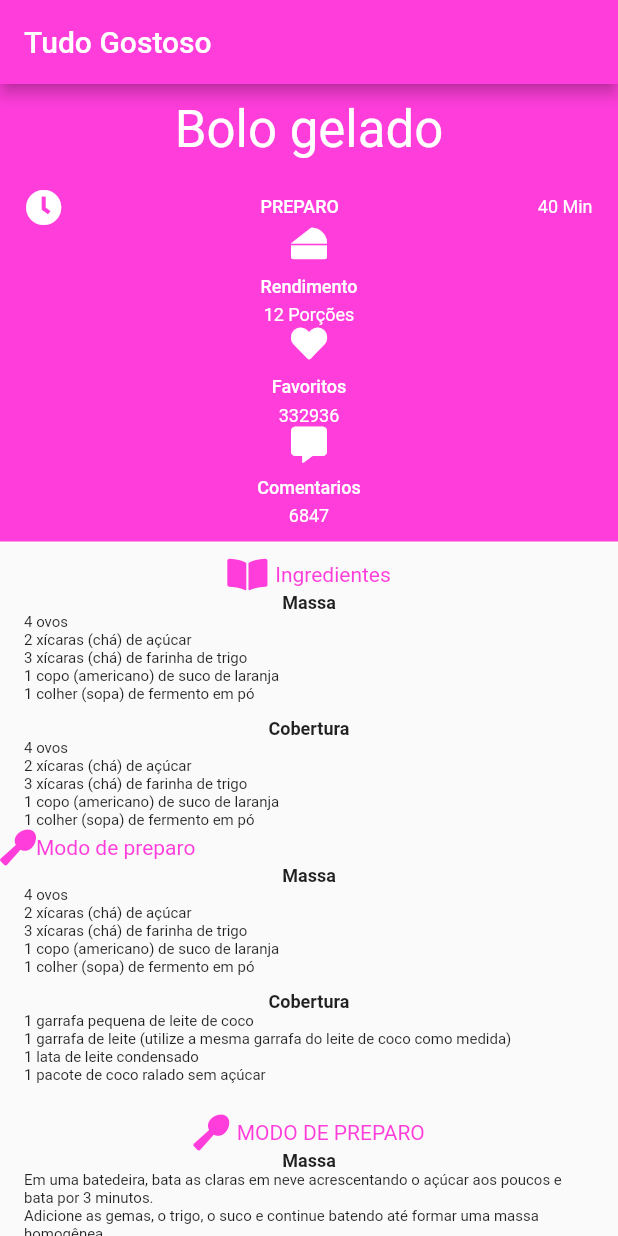
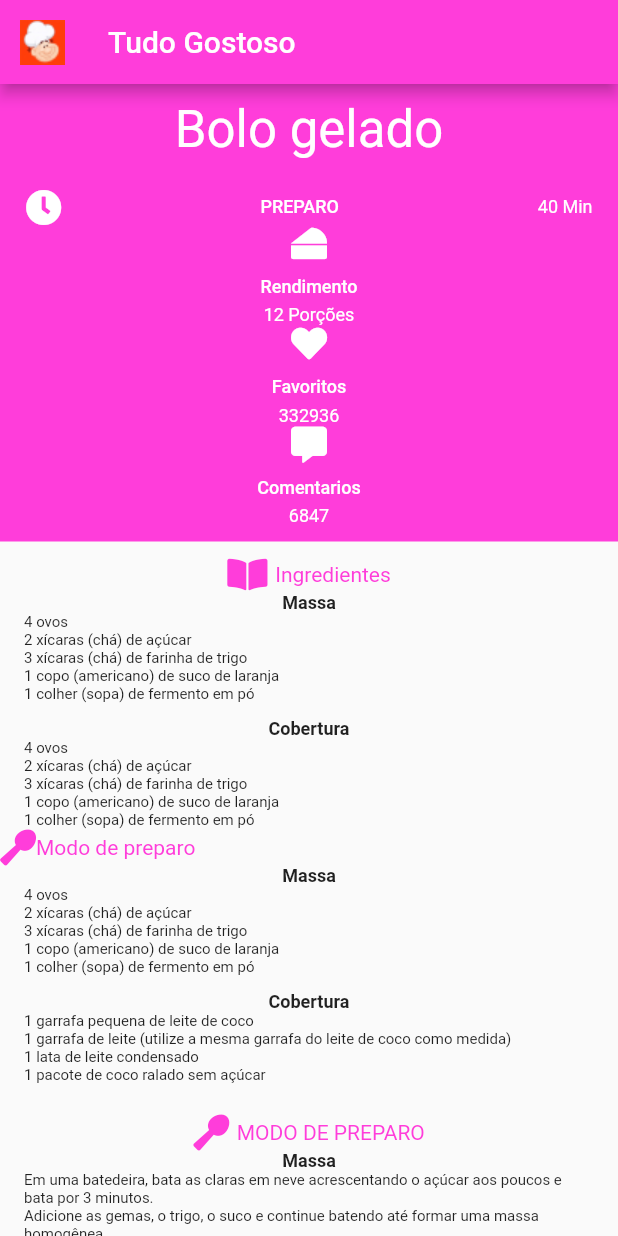
Before and after one commit to Gustavo361/App-Tudo-Gostoso, a Flutter app: the screen it shows after launch, on a phone screen of 412 x 824 dp. Run offline on Flutter 3.47's test engine with Material 2 defaults, Android fonts, the phone set to English and light mode, and no system bars; our stand-ins replace font_awesome_flutter.

Commit message:
Commit inicial

```diff
--- a/lib/screens/home/home.dart
+++ b/lib/screens/home/home.dart
@@ -48,8 +48,9 @@ class Home extends StatelessWidget {
     return Scaffold(
       appBar: AppBar(
         title: Text("Tudo Gostoso"),
-        // leading: Image.asset(assets/images/logo.jpg,
-        // ),
+        leading: Image.asset(
+          "assets/images/logo.jpg",
+        ),
         backgroundColor: orangeTheme,
       ),
       body: SingleChildScrollView(
--- a/lib/screens/home/widgets/ingredients.dart
+++ b/lib/screens/home/widgets/ingredients.dart
@@ -1,5 +1,4 @@
 import 'package:flutter/material.dart';
-import 'package:tudo_gostoso/models/recipe.dart';
 
 class ListElements extends StatelessWidget {
   final List<String> _list;
--- a/pubspec.yaml
+++ b/pubspec.yaml
@@ -46,9 +46,9 @@ flutter:
   uses-material-design: true
 
   # To add assets to your application, add an assets section, like this:
-   assets:
-    - assests/images/bolo.png
-    - assests/images/logo.png
+  assets:
+    - assets/images/bolo.jpg
+    - assets/images/logo.jpg
 
   # An image asset can refer to one or more resolution-specific "variants", see
   # https://flutter.dev/assets-and-images/#resolution-aware.
```
